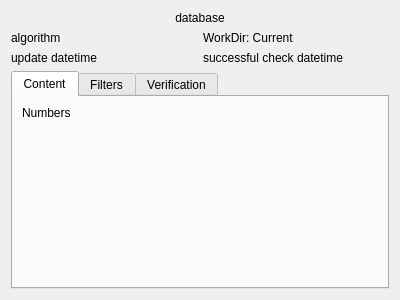
First picture: the form in src/dbstatusdialog.ui, repository artemvlas/veretino, before the edit.
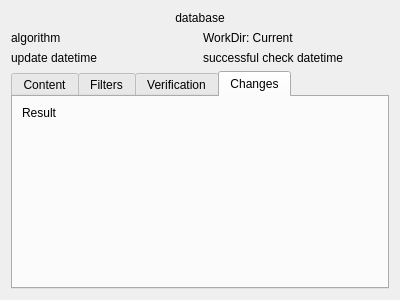
Second picture: the form after the edit. The open tabs and pages were chosen to show the change. Custom widgets are drawn as their Qt base class.

The edit to the form file:
```diff
--- a/src/dbstatusdialog.ui
+++ b/src/dbstatusdialog.ui
@@ -111,6 +111,23 @@
          </item>
         </layout>
        </widget>
+       <widget class="QWidget" name="tabChanges">
+        <attribute name="title">
+         <string>Changes</string>
+        </attribute>
+        <layout class="QVBoxLayout" name="verticalLayout_4">
+         <item>
+          <widget class="QLabel" name="labelResult">
+           <property name="text">
+            <string>Result</string>
+           </property>
+           <property name="alignment">
+            <set>Qt::AlignLeading|Qt::AlignLeft|Qt::AlignTop</set>
+           </property>
+          </widget>
+         </item>
+        </layout>
+       </widget>
       </widget>
      </item>
      <item row="1" column="1">
```
